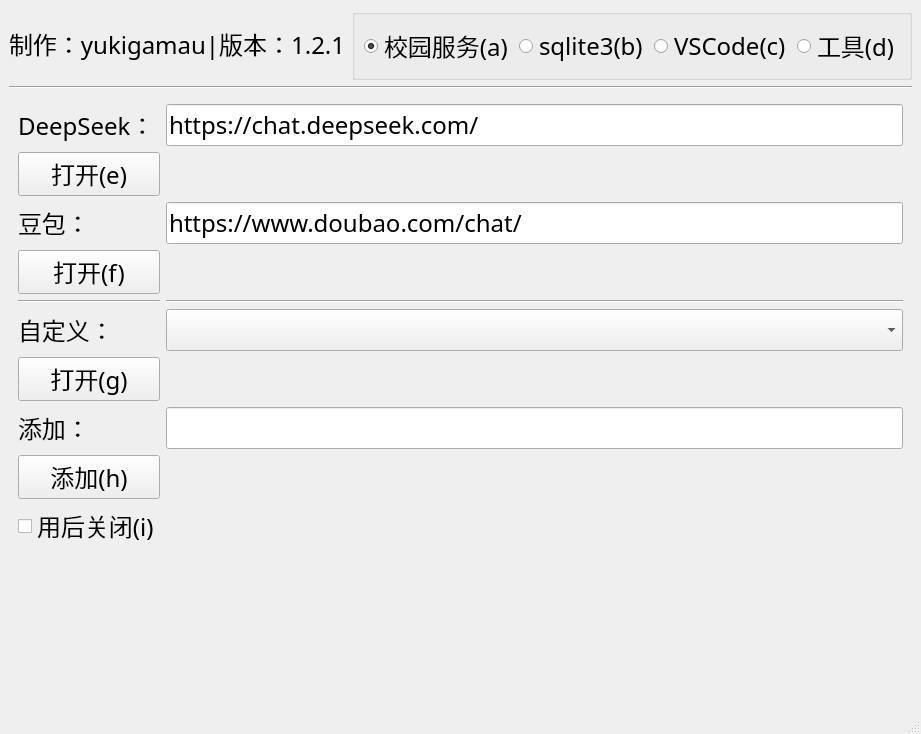
Qt form mainwindow.ui (yukigamau/fakeCmd) before a commit.
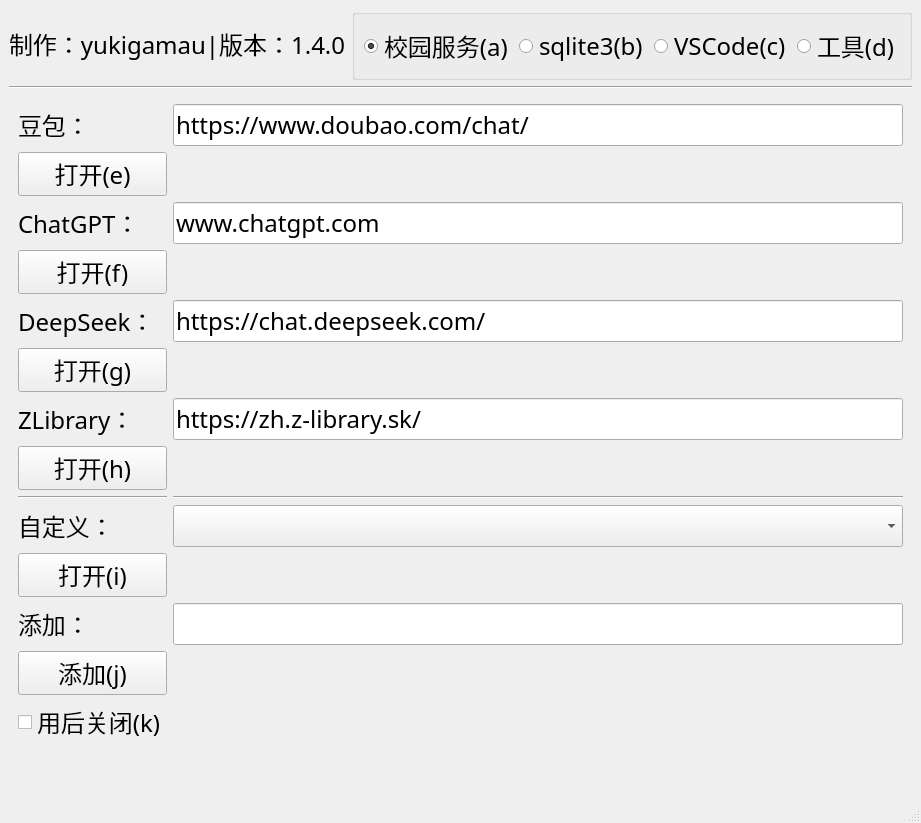
The same form after that commit. The open tabs and pages were chosen to show the change.

The edit to the form file:
```diff
--- a/mainwindow.ui
+++ b/mainwindow.ui
@@ -47,7 +47,7 @@
          </sizepolicy>
         </property>
         <property name="text">
-         <string>制作：yukigamau|版本：1.2.1</string>
+         <string>制作：yukigamau|版本：1.4.0</string>
         </property>
        </widget>
       </item>
@@ -460,74 +460,58 @@
       </widget>
       <widget class="QWidget" name="toolPage">
        <layout class="QGridLayout" name="gridLayout_3">
+        <item row="11" column="0">
+         <widget class="QLabel" name="label_19">
+          <property name="text">
+           <string>自定义：</string>
+          </property>
+         </widget>
+        </item>
+        <item row="14" column="0">
+         <widget class="QPushButton" name="addButton">
+          <property name="text">
+           <string>添加(j)</string>
+          </property>
+          <property name="shortcut">
+           <string>H</string>
+          </property>
+         </widget>
+        </item>
+        <item row="9" column="0">
+         <widget class="QPushButton" name="pushButton">
+          <property name="text">
+           <string>打开(h)</string>
+          </property>
+         </widget>
+        </item>
+        <item row="8" column="0">
+         <widget class="QLabel" name="label_21">
+          <property name="text">
+           <string>ZLibrary：</string>
+          </property>
+         </widget>
+        </item>
         <item row="3" column="0">
          <widget class="QPushButton" name="doubaoButton">
           <property name="text">
-           <string>打开(f)</string>
+           <string>打开(e)</string>
           </property>
           <property name="shortcut">
            <string>F</string>
           </property>
          </widget>
         </item>
-        <item row="4" column="0">
-         <widget class="Line" name="line">
-          <property name="orientation">
-           <enum>Qt::Orientation::Horizontal</enum>
-          </property>
-         </widget>
-        </item>
-        <item row="4" column="1">
-         <widget class="Line" name="line_3">
-          <property name="orientation">
-           <enum>Qt::Orientation::Horizontal</enum>
-          </property>
-         </widget>
-        </item>
-        <item row="2" column="0">
-         <widget class="QLabel" name="label_18">
-          <property name="text">
-           <string>豆包：</string>
-          </property>
-         </widget>
-        </item>
-        <item row="7" column="0">
+        <item row="13" column="0">
          <widget class="QLabel" name="label_20">
           <property name="text">
            <string>添加：</string>
           </property>
          </widget>
         </item>
-        <item row="8" column="0">
-         <widget class="QPushButton" name="addButton">
+        <item row="4" column="0">
+         <widget class="QLabel" name="label_22">
           <property name="text">
-           <string>添加(h)</string>
-          </property>
-          <property name="shortcut">
-           <string>H</string>
-          </property>
-         </widget>
-        </item>
-        <item row="7" column="1">
-         <widget class="QLineEdit" name="addText"/>
-        </item>
-        <item row="0" column="1">
-         <widget class="QLineEdit" name="deepseekText">
-          <property name="text">
-           <string>https://chat.deepseek.com/</string>
-          </property>
-         </widget>
-        </item>
-        <item row="5" column="1">
-         <widget class="QComboBox" name="diyCCB"/>
-        </item>
-        <item row="6" column="0">
-         <widget class="QPushButton" name="diyButton">
-          <property name="text">
-           <string>打开(g)</string>
-          </property>
-          <property name="shortcut">
-           <string>G</string>
+           <string>ChatGPT：</string>
           </property>
          </widget>
         </item>
@@ -538,53 +522,108 @@
           </property>
          </widget>
         </item>
+        <item row="8" column="1">
+         <widget class="QLineEdit" name="lineEdit">
+          <property name="text">
+           <string>https://zh.z-library.sk/</string>
+          </property>
+         </widget>
+        </item>
+        <item row="6" column="0">
+         <widget class="QLabel" name="label_17">
+          <property name="text">
+           <string>DeepSeek：</string>
+          </property>
+         </widget>
+        </item>
         <item row="10" column="0">
-         <spacer name="verticalSpacer_4">
+         <widget class="Line" name="line">
           <property name="orientation">
-           <enum>Qt::Orientation::Vertical</enum>
+           <enum>Qt::Orientation::Horizontal</enum>
           </property>
-          <property name="sizeHint" stdset="0">
-           <size>
-            <width>20</width>
-            <height>40</height>
-           </size>
+         </widget>
+        </item>
+        <item row="4" column="1">
+         <widget class="QLineEdit" name="lineEdit_2">
+          <property name="text">
+           <string>www.chatgpt.com</string>
           </property>
-         </spacer>
+         </widget>
         </item>
-        <item row="5" column="0">
-         <widget class="QLabel" name="label_19">
+        <item row="12" column="0">
+         <widget class="QPushButton" name="diyButton">
           <property name="text">
-           <string>自定义：</string>
+           <string>打开(i)</string>
           </property>
          </widget>
         </item>
-        <item row="1" column="0">
+        <item row="6" column="1">
+         <widget class="QLineEdit" name="deepseekText">
+          <property name="text">
+           <string>https://chat.deepseek.com/</string>
+          </property>
+         </widget>
+        </item>
+        <item row="13" column="1">
+         <widget class="QLineEdit" name="addText"/>
+        </item>
+        <item row="10" column="1">
+         <widget class="Line" name="line_3">
+          <property name="orientation">
+           <enum>Qt::Orientation::Horizontal</enum>
+          </property>
+         </widget>
+        </item>
+        <item row="2" column="0">
+         <widget class="QLabel" name="label_18">
+          <property name="text">
+           <string>豆包：</string>
+          </property>
+         </widget>
+        </item>
+        <item row="11" column="1">
+         <widget class="QComboBox" name="diyCCB"/>
+        </item>
+        <item row="7" column="0">
          <widget class="QPushButton" name="deepseekButton">
           <property name="text">
-           <string>打开(e)</string>
+           <string>打开(g)</string>
           </property>
           <property name="shortcut">
            <string>E</string>
           </property>
          </widget>
         </item>
-        <item row="0" column="0">
-         <widget class="QLabel" name="label_17">
-          <property name="text">
-           <string>DeepSeek：</string>
+        <item row="16" column="0">
+         <spacer name="verticalSpacer_4">
+          <property name="orientation">
+           <enum>Qt::Orientation::Vertical</enum>
           </property>
-         </widget>
+          <property name="sizeHint" stdset="0">
+           <size>
+            <width>20</width>
+            <height>40</height>
+           </size>
+          </property>
+         </spacer>
         </item>
-        <item row="9" column="0">
+        <item row="15" column="0">
          <widget class="QCheckBox" name="shutdownForToolBox">
           <property name="text">
-           <string>用后关闭(i)</string>
+           <string>用后关闭(k)</string>
           </property>
           <property name="shortcut">
            <string>I</string>
           </property>
          </widget>
         </item>
+        <item row="5" column="0">
+         <widget class="QPushButton" name="pushButton_2">
+          <property name="text">
+           <string>打开(f)</string>
+          </property>
+         </widget>
+        </item>
        </layout>
       </widget>
       <widget class="QWidget" name="dbFilesChangePage">
```
Left out of the diff: 30 changed lines with no effect on the pictures.
